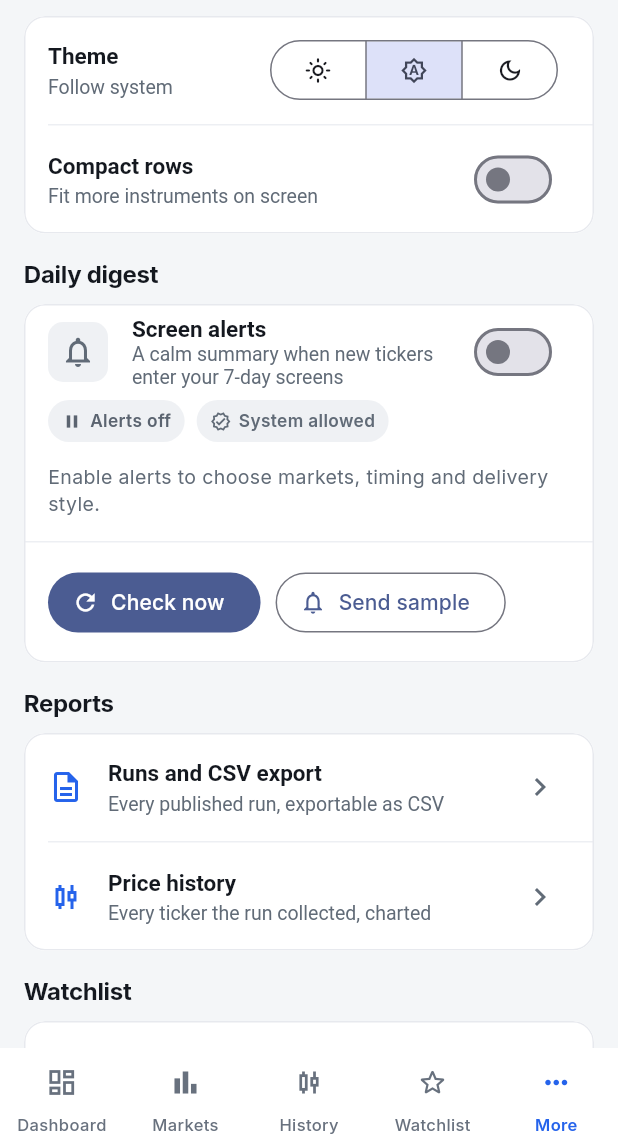
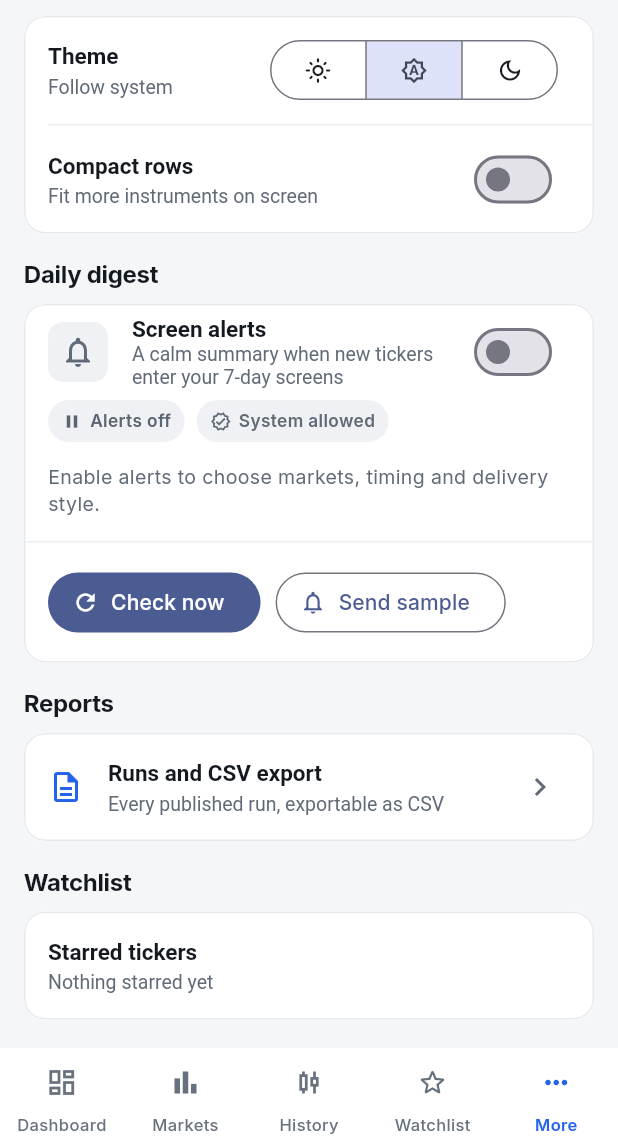
Before and after one commit to ryandam9/Screener, a Flutter app: the screen it shows after launch, item 5 of the bottom bar chosen, scrolled down 576 dp, on a phone screen of 412 x 824 dp, the part 89-1236 px from its top. Run offline on Flutter 3.47's test engine with Material 3 defaults, Android fonts, the phone set to English and light mode, and no system bars; our stand-ins replace flutter_local_notifications, shared_preferences, sqflite, sqflite_common_ffi; missing offline and left inert: workmanager; accounts and stored records are empty; network calls fail; statements that could not run were skipped.

Commit message:
Promote price history to primary navigation

```diff
--- a/lib/ui/screens/more_screen.dart
+++ b/lib/ui/screens/more_screen.dart
@@ -15,7 +15,6 @@ import '../../services/notifier.dart';
 import '../../services/digest_service.dart';
 import '../widgets/panels.dart';
 import '../widgets/watchlist_star.dart';
-import 'history_screen.dart';
 import 'reports_screen.dart';
 import '../info/page_info.dart';
 import '../widgets/info_dialog.dart';
@@ -146,23 +145,6 @@ class MoreScreen extends StatelessWidget {
                   onTap: () => Navigator.of(context).push(
                     MaterialPageRoute<void>(
                       builder: (_) => const ReportsScreen(),
-                    ),
-                  ),
-                ),
-                Divider(height: 1, color: colors.divider, indent: 16),
-                ListTile(
-                  leading: Icon(
-                    Icons.candlestick_chart_outlined,
-                    color: colors.interactive,
-                  ),
-                  title: const Text('Price history'),
-                  subtitle: const Text(
-                    'Every ticker the run collected, charted',
-                  ),
-                  trailing: const Icon(Icons.chevron_right),
-                  onTap: () => Navigator.of(context).push(
-                    MaterialPageRoute<void>(
-                      builder: (_) => const HistoryScreen(),
                     ),
                   ),
                 ),
```
